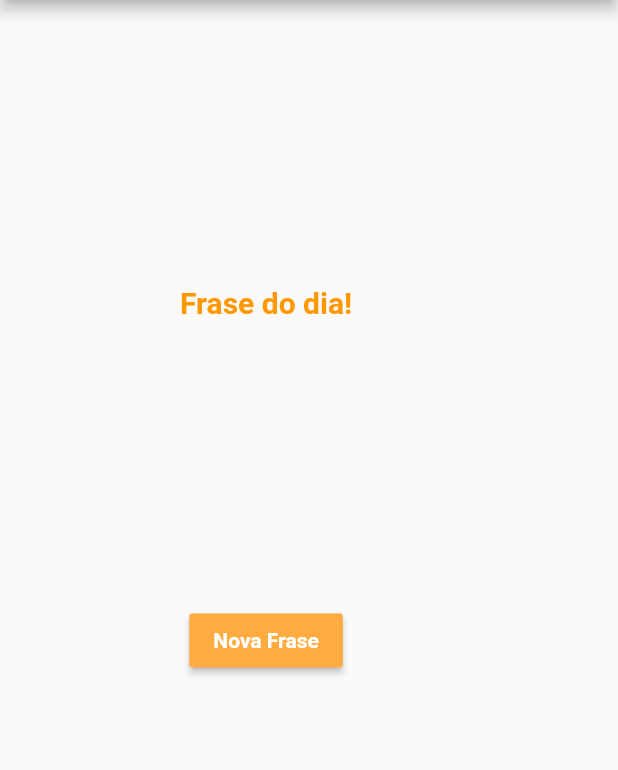
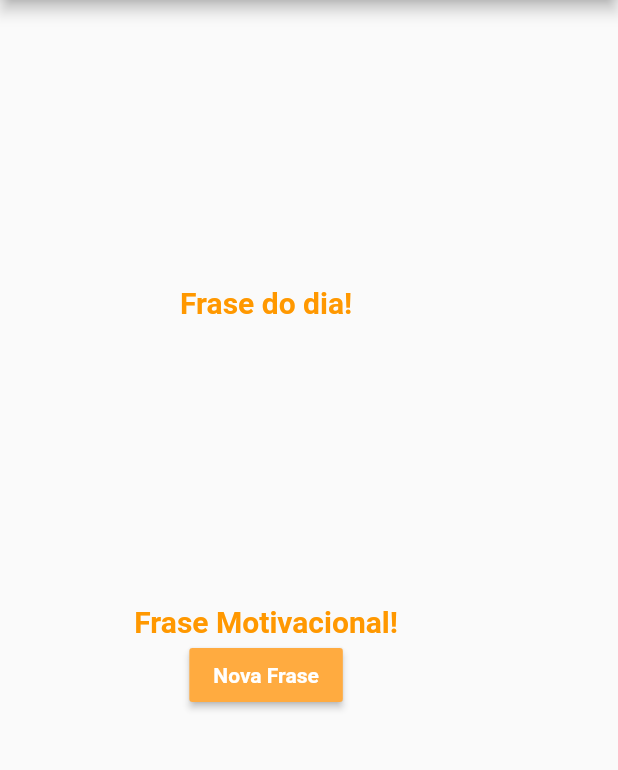
Before and after one commit to GuiQRSM/DailyPhrase, a Flutter app: the screen it shows after launch, after a tap on "Nova Frase", on a phone screen of 412 x 824 dp, the part 84-854 px from its top. Run offline on Flutter 3.47's test engine with Material 2 defaults, Android fonts, the phone set to English and light mode, and no system bars.

```diff
--- a/lib/main.dart
+++ b/lib/main.dart
@@ -5,7 +5,25 @@ void main() {
   runApp(
     MaterialApp(
       debugShowCheckedModeBanner: false,
-      home: Scaffold(
+      home: HomeStateFul(),
+    ),
+  );
+
+}
+
+class HomeStateFul extends StatefulWidget {
+  const HomeStateFul({Key? key}) : super(key: key);
+
+  @override
+  _HomeStateFulState createState() => _HomeStateFulState();
+}
+
+var _text = "Teste Phrase";
+
+class _HomeStateFulState extends State<HomeStateFul> {
+  @override
+  Widget build(BuildContext context) {
+    return Scaffold(
       appBar: AppBar(
         title: Text(
           "Daily Phrase",
@@ -27,8 +45,20 @@ void main() {
               ),
             ),
           ),
+          Text(
+            "$_text",
+            style: TextStyle(
+              fontSize: 20,
+              fontWeight: FontWeight.w600,
+              color: Colors.orange,
+            ),
+          ),
           RaisedButton(
-              onPressed: (){},
+            onPressed: (){
+              setState(() {
+                _text = "Frase Motivacional!";
+              });
+            },
             color: Colors.orangeAccent,
             child: Text(
               "Nova Frase",
@@ -37,11 +67,14 @@ void main() {
                 color: Colors.white,
               ),
             ),
-            )
+          ),
         ],
       ),
-      ),
-    ),
     );
+  }
+}
 
-}
+
+/*
+
+ */
```
Lines whose indentation alone changed are shown as unchanged.
